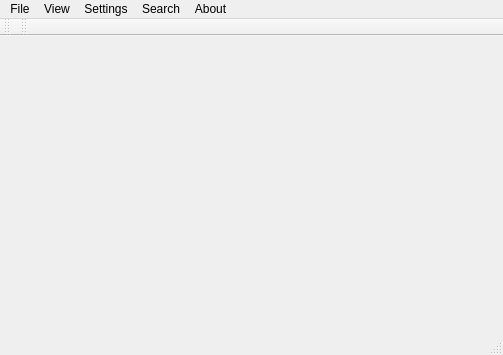
Old version of the form src/main/mainwindow.ui in the repository axsapronov/QNoisyImages.
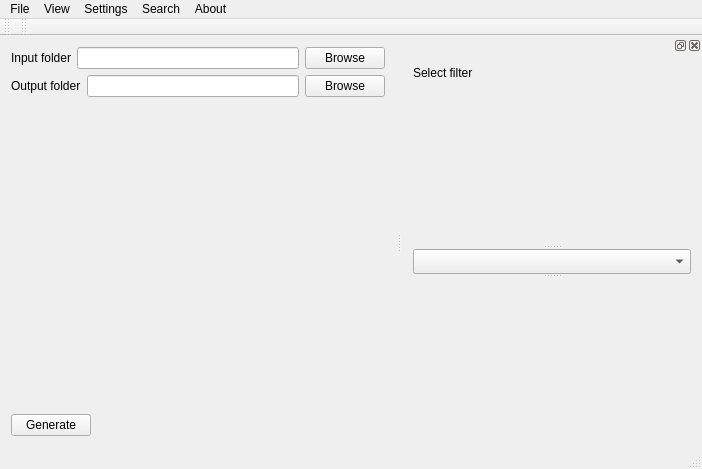
New version of the form.

Diff of the .ui file:
```diff
--- a/src/main/mainwindow.ui
+++ b/src/main/mainwindow.ui
@@ -6,21 +6,99 @@
    <rect>
     <x>0</x>
     <y>0</y>
-    <width>503</width>
-    <height>355</height>
+    <width>702</width>
+    <height>469</height>
    </rect>
   </property>
   <property name="windowTitle">
    <string>MainWindow</string>
   </property>
-  <widget class="QWidget" name="centralWidget"/>
+  <widget class="QWidget" name="centralWidget">
+   <layout class="QGridLayout" name="gridLayout">
+    <item row="0" column="0" colspan="2">
+     <layout class="QHBoxLayout" name="horizontalLayout_2">
+      <item>
+       <widget class="QLabel" name="label">
+        <property name="text">
+         <string>Input folder</string>
+        </property>
+       </widget>
+      </item>
+      <item>
+       <widget class="QLineEdit" name="LEInputFolder"/>
+      </item>
+      <item>
+       <widget class="QPushButton" name="pBInputFolder">
+        <property name="text">
+         <string>Browse</string>
+        </property>
+       </widget>
+      </item>
+     </layout>
+    </item>
+    <item row="2" column="1">
+     <spacer name="verticalSpacer">
+      <property name="orientation">
+       <enum>Qt::Vertical</enum>
+      </property>
+      <property name="sizeHint" stdset="0">
+       <size>
+        <width>20</width>
+        <height>296</height>
+       </size>
+      </property>
+     </spacer>
+    </item>
+    <item row="3" column="1">
+     <spacer name="horizontalSpacer">
+      <property name="orientation">
+       <enum>Qt::Horizontal</enum>
+      </property>
+      <property name="sizeHint" stdset="0">
+       <size>
+        <width>272</width>
+        <height>20</height>
+       </size>
+      </property>
+     </spacer>
+    </item>
+    <item row="1" column="0" colspan="2">
+     <layout class="QHBoxLayout" name="horizontalLayout">
+      <item>
+       <widget class="QLabel" name="label_2">
+        <property name="text">
+         <string>Output folder</string>
+        </property>
+       </widget>
+      </item>
+      <item>
+       <widget class="QLineEdit" name="LEOutputFolder"/>
+      </item>
+      <item>
+       <widget class="QPushButton" name="pBOutputFolder">
+        <property name="text">
+         <string>Browse</string>
+        </property>
+       </widget>
+      </item>
+     </layout>
+    </item>
+    <item row="3" column="0">
+     <widget class="QPushButton" name="pBGenerate">
+      <property name="text">
+       <string>Generate</string>
+      </property>
+     </widget>
+    </item>
+   </layout>
+  </widget>
   <widget class="QMenuBar" name="menuBar">
    <property name="geometry">
     <rect>
      <x>0</x>
      <y>0</y>
-     <width>503</width>
-     <height>23</height>
+     <width>702</width>
+     <height>22</height>
     </rect>
    </property>
    <widget class="QMenu" name="mFile">
@@ -99,6 +177,48 @@
     <bool>false</bool>
    </attribute>
   </widget>
+  <widget class="QDockWidget" name="dockWidget">
+   <property name="minimumSize">
+    <size>
+     <width>300</width>
+     <height>97</height>
+    </size>
+   </property>
+   <property name="allowedAreas">
+    <set>Qt::LeftDockWidgetArea|Qt::RightDockWidgetArea</set>
+   </property>
+   <attribute name="dockWidgetArea">
+    <number>2</number>
+   </attribute>
+   <widget class="QWidget" name="dockWidgetContents">
+    <layout class="QGridLayout" name="gridLayout_2">
+     <item row="0" column="0">
+      <widget class="QLabel" name="label_3">
+       <property name="text">
+        <string>Select filter</string>
+       </property>
+      </widget>
+     </item>
+     <item row="1" column="0">
+      <widget class="QSplitter" name="splitter">
+       <property name="orientation">
+        <enum>Qt::Vertical</enum>
+       </property>
+       <widget class="QWidget" name="widgetBefore" native="true"/>
+       <widget class="QComboBox" name="comBFilters">
+        <property name="maximumSize">
+         <size>
+          <width>16777215</width>
+          <height>25</height>
+         </size>
+        </property>
+       </widget>
+       <widget class="QWidget" name="widgetAfter" native="true"/>
+      </widget>
+     </item>
+    </layout>
+   </widget>
+  </widget>
   <action name="action_About_Help">
    <property name="text">
     <string>Help</string>
```
